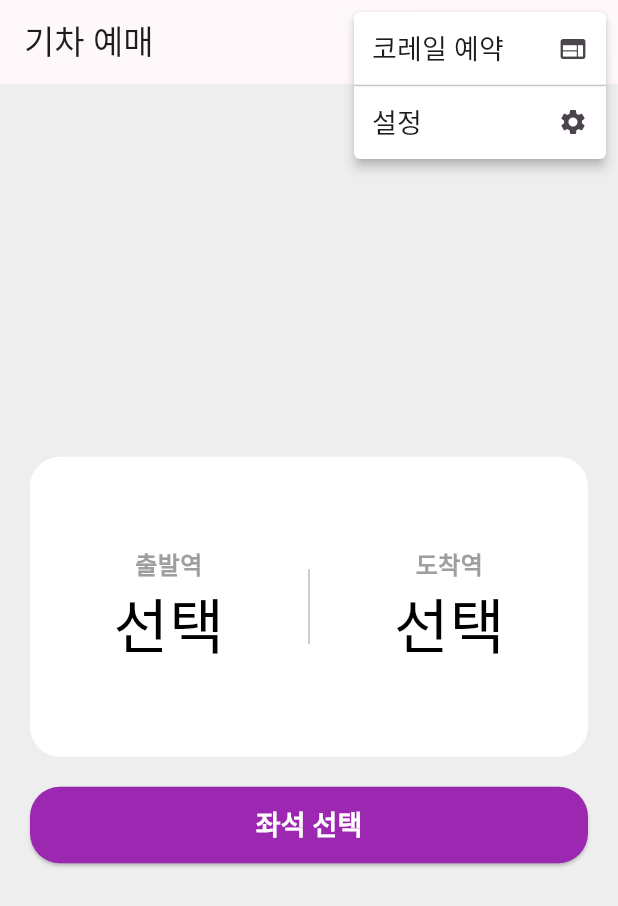
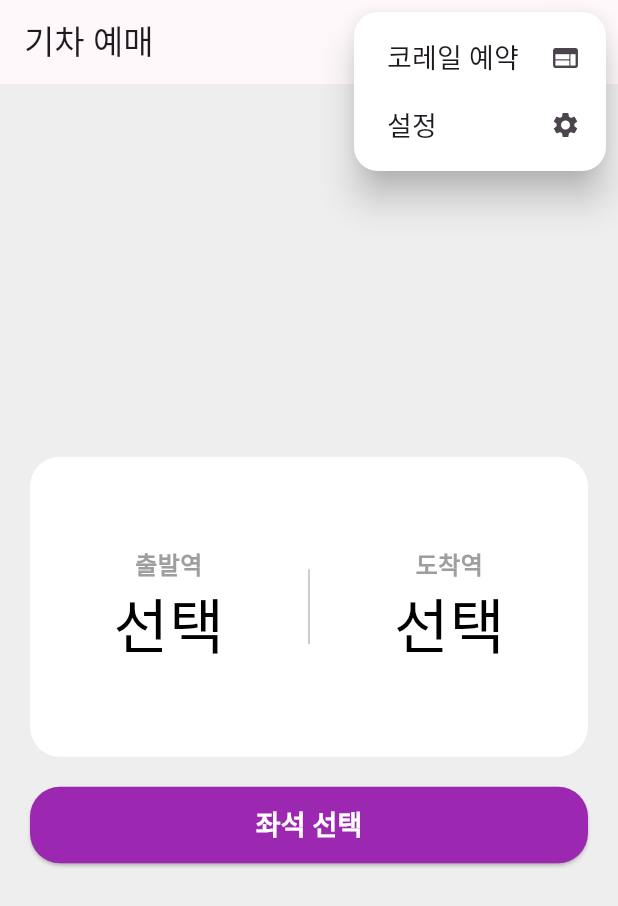
Before and after one commit to daehan-lim/flutter-train-app, a Flutter app: the screen it shows after launch, after a tap on an icon or button, on a phone screen of 412 x 824 dp. Shown: the top 906 px of the screen. Run offline on Flutter 3.47's test engine with Material 3 defaults, Android fonts, the light colour scheme and no system bars; our stand-ins replace settings_ui.

Commit message:
style: Add rounded borders and elevation etc. to overflow menu

```diff
--- a/lib/app/constants/app_styles.dart
+++ b/lib/app/constants/app_styles.dart
@@ -5,7 +5,7 @@ class AppStyles {
   //dimensions
   static const double smallSeatBoxDimension = 24;
   static const double bigSeatBoxDimension = 50;
-  static const double menuItemHeight = 33;
+  static const double menuItemHeight = 45;
 
   static const arrivalDepartureText = TextStyle(
     fontSize: 16,
--- a/lib/widgets/app_menu.dart
+++ b/lib/widgets/app_menu.dart
@@ -15,6 +15,10 @@ class AppMenu extends StatelessWidget {
   Widget build(BuildContext context) {
     return PopupMenuButton<String>(
       color: AppColors.getMenuBackgroundColor(context),
+      shape: RoundedRectangleBorder(
+        borderRadius: BorderRadius.circular(16),
+      ),
+      elevation: 10,
       onSelected: (value) {
         if (value == 'settings') {
           Navigator.push(
@@ -47,7 +51,7 @@ class AppMenu extends StatelessWidget {
         //   label: '웹사이트 열기',
         //   icon: Icons.public,
         // ),
-        PopupMenuDivider(),
+        // PopupMenuDivider(),
         buildMenuItem(
           value: 'settings',
           label: AppStrings.settings,
@@ -65,6 +69,8 @@ class AppMenu extends StatelessWidget {
     return PopupMenuItem(
       value: value,
       height: AppStyles.menuItemHeight,
+      child: Padding(
+        padding: const EdgeInsets.only(left: 10, right: 5),
         child: Row(
           mainAxisAlignment: MainAxisAlignment.spaceBetween,
           children: [
@@ -72,6 +78,7 @@ class AppMenu extends StatelessWidget {
             Icon(icon, size: 20),
           ],
         ),
+      ),
     );
   }
 }
```
Lines whose indentation alone changed are shown as unchanged.
